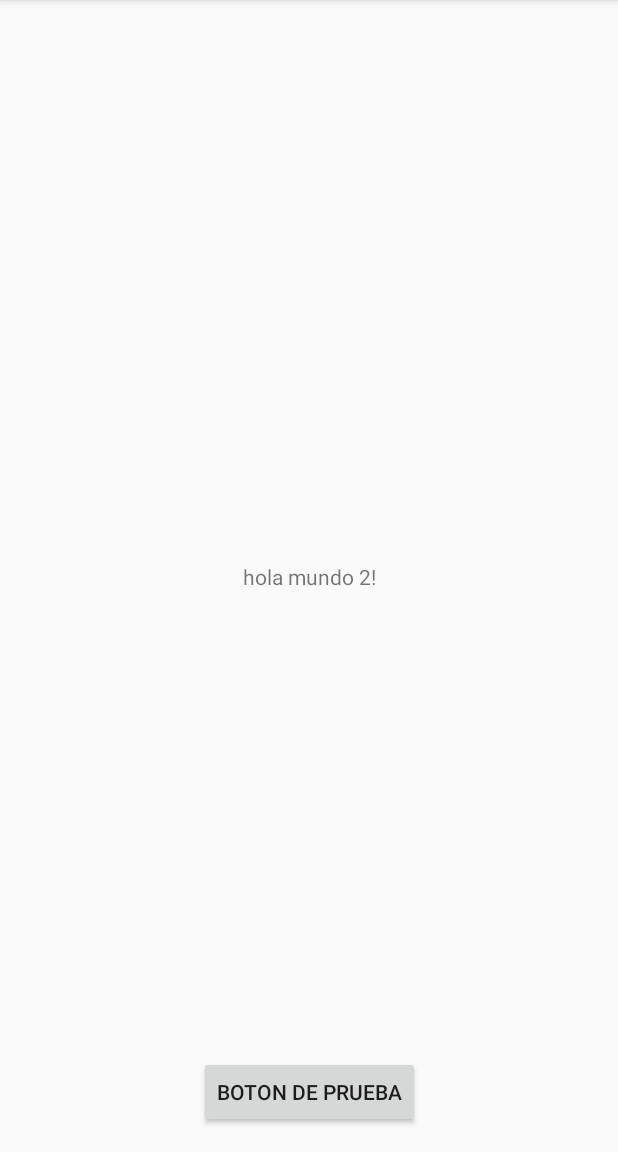
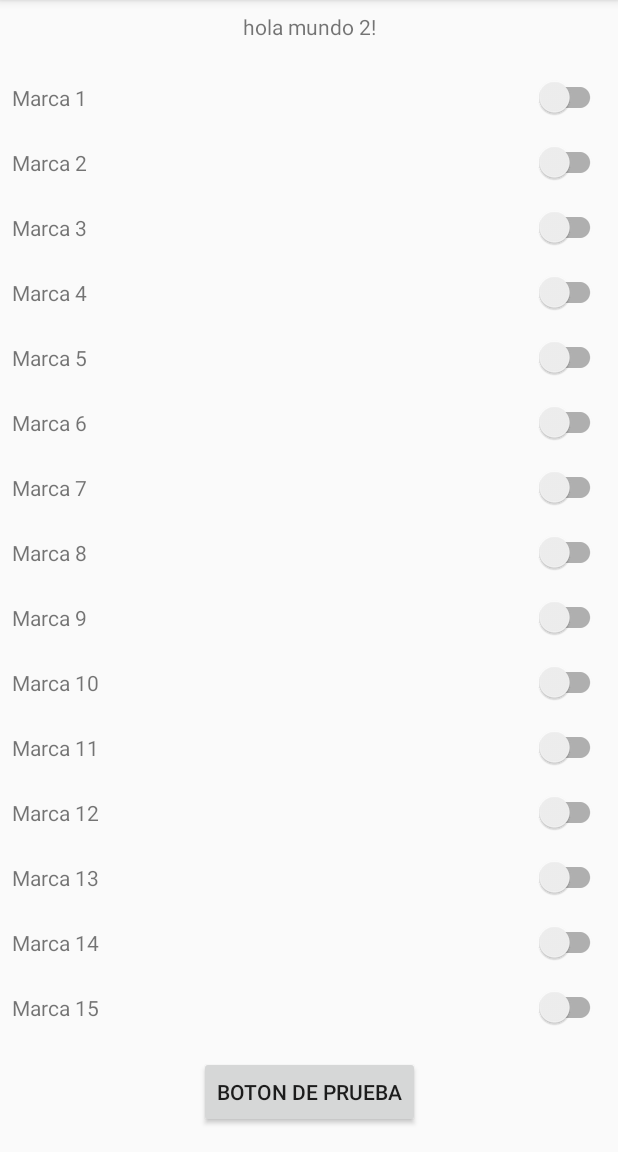
Before and after one commit to PedroJaen/PruebasKotlin, an Android app: the screen it shows after launch (MainActivity), on a phone screen of 412 x 824 dp, the part 84-1236 px from its top. Run offline under Robolectric (Android 15) with nearby library versions, the phone set to English and light mode, and no system bars.

```diff
--- a/app/build.gradle
+++ b/app/build.gradle
@@ -32,4 +32,6 @@ dependencies {
     testImplementation 'junit:junit:4.12'
     androidTestImplementation 'androidx.test:runner:1.1.1'
     androidTestImplementation 'androidx.test.espresso:espresso-core:3.1.1'
+    implementation 'androidx.recyclerview:recyclerview:1.0.0'
+    implementation 'androidx.cardview:cardview:1.0.0'
 }
--- a/app/src/main/AndroidManifest.xml
+++ b/app/src/main/AndroidManifest.xml
@@ -9,7 +9,7 @@
         android:roundIcon="@mipmap/ic_launcher_round"
         android:supportsRtl="true"
         android:theme="@style/AppTheme">
-        <activity android:name=".MainActivity">
+        <activity android:name=".Activity.MainActivity">
             <intent-filter>
                 <action android:name="android.intent.action.MAIN" />
 
--- /dev/null
+++ b/app/src/main/java/com/nagasia/pruebaskotlin/Activity/MainActivity.kt
@@ -0,0 +1,40 @@
+package com.nagasia.pruebaskotlin.Activity
+
+import androidx.appcompat.app.AppCompatActivity
+import android.os.Bundle
+import android.widget.LinearLayout
+import android.widget.Toast
+import androidx.recyclerview.widget.LinearLayoutManager
+import com.nagasia.pruebaskotlin.model.CarModel
+import com.nagasia.pruebaskotlin.R
+import com.nagasia.pruebaskotlin.adapter.CarAdapter
+import kotlinx.android.synthetic.main.activity_main.*
+
+class MainActivity : AppCompatActivity() {
+
+    private var carList: MutableList<CarModel> = mutableListOf()
+
+    override fun onCreate(savedInstanceState: Bundle?) {
+        super.onCreate(savedInstanceState)
+        setContentView(R.layout.activity_main)
+
+        label.text="hola mundo 2!"
+        button.text="Boton de prueba"
+
+        initCarList()
+
+        mainList.layoutManager=LinearLayoutManager(this)
+        mainList.adapter=CarAdapter(carList,{
+            Toast.makeText(this,it.brand,Toast.LENGTH_SHORT).show()
+        })
+    }
+
+    private fun initCarList(){
+        carList=(1..100).map{
+            CarModel(
+                brand = "Marca " + it.toString(),
+                id = it.toString()
+            )
+        }.toMutableList()
+    }
+}
--- a/app/src/main/java/com/nagasia/pruebaskotlin/MainActivity.kt
+++ /dev/null
@@ -1,16 +0,0 @@
-package com.nagasia.pruebaskotlin
-
-import androidx.appcompat.app.AppCompatActivity
-import android.os.Bundle
-import kotlinx.android.synthetic.main.activity_main.*
-
-class MainActivity : AppCompatActivity() {
-
-    override fun onCreate(savedInstanceState: Bundle?) {
-        super.onCreate(savedInstanceState)
-        setContentView(R.layout.activity_main)
-
-        label.text="hola mundo 2!"
-        button.text="Boton de prueba"
-    }
-}
--- /dev/null
+++ b/app/src/main/java/com/nagasia/pruebaskotlin/adapter/CarAdapter.kt
@@ -0,0 +1,43 @@
+package com.nagasia.pruebaskotlin.adapter
+
+import android.view.LayoutInflater
+import android.view.View
+import android.view.ViewGroup
+import androidx.recyclerview.widget.RecyclerView
+import com.nagasia.pruebaskotlin.R
+import com.nagasia.pruebaskotlin.model.CarModel
+import kotlinx.android.synthetic.main.row_car.view.*
+
+
+class CarAdapter(val items:List<CarModel>, val listener: (CarModel) -> Unit)
+    : RecyclerView.Adapter<CarAdapter.CarViewHolder>(){
+
+    class CarViewHolder(itemView: View) : RecyclerView.ViewHolder(itemView) {
+        val brandLabel = itemView.rowCarBrandLabel
+        val check = itemView.rowCarSwitch
+    }
+
+    override fun onCreateViewHolder(parent: ViewGroup, viewType: Int): CarViewHolder {
+        return CarViewHolder(
+            LayoutInflater.from(parent.context).inflate(
+            R.layout.row_car, parent, false))
+    }
+
+    override fun getItemCount(): Int {
+        return items.size
+    }
+
+    override fun onBindViewHolder(holder: CarViewHolder, position: Int) {
+        val car = items.get(position)
+        holder.brandLabel.text = car.brand
+        holder.check.isChecked = car.isSelected
+        holder.itemView.setOnClickListener {
+            holder.check.performClick()
+        }
+        holder.check.setOnCheckedChangeListener { _, isChecked ->
+            car.isSelected = isChecked
+            listener(car)
+        }
+    }
+
+}
--- /dev/null
+++ b/app/src/main/java/com/nagasia/pruebaskotlin/adapter/CustomCarAdapter.kt
@@ -0,0 +1,53 @@
+package com.nagasia.pruebaskotlin.adapter
+
+import android.view.LayoutInflater
+import android.view.View
+import android.view.ViewGroup
+import androidx.recyclerview.widget.RecyclerView
+import com.nagasia.pruebaskotlin.R
+import com.nagasia.pruebaskotlin.model.CarModel
+import kotlinx.android.synthetic.main.row_car.view.*
+
+class CustomCarAdapter(val items:List<CarModel>,val listener: CustomListener)
+    :RecyclerView.Adapter<CustomCarAdapter.CarViewHolder>(){
+
+    override fun onCreateViewHolder(parent: ViewGroup, viewType: Int): CarViewHolder {
+        return CarViewHolder(LayoutInflater.from(parent.context).inflate(
+            R.layout.row_car, parent, false))
+    }
+
+    override fun getItemCount(): Int {
+        return items.size
+    }
+
+    override fun onBindViewHolder(holder: CarViewHolder, position: Int) {
+        val car = items.get(position)
+        holder.brandLabel.text = car.brand
+        holder.check.isChecked = car.isSelected
+        holder.itemView.setOnClickListener {
+            holder.check.performClick()
+        }
+
+        holder.itemView.setOnLongClickListener {
+            listener.longClickOnCarItem(car)
+            true
+        }
+
+        holder.check.setOnCheckedChangeListener { _, isChecked ->
+            car.isSelected = isChecked
+            listener.clickOnCarItem(car)
+        }
+    }
+
+    interface CustomListener {
+        fun clickOnCarItem(carModel: CarModel)
+        fun longClickOnCarItem(carModel: CarModel)
+    }
+
+    class CarViewHolder(itemView: View) : RecyclerView.ViewHolder(itemView) {
+        val brandLabel = itemView.rowCarBrandLabel
+        val check = itemView.rowCarSwitch
+    }
+
+
+}
--- /dev/null
+++ b/app/src/main/java/com/nagasia/pruebaskotlin/model/CarModel.kt
@@ -0,0 +1,5 @@
+package com.nagasia.pruebaskotlin.model
+
+class CarModel(var brand: String, var id: String) : ISelectable {
+    override var isSelected: Boolean = false
+}
--- /dev/null
+++ b/app/src/main/java/com/nagasia/pruebaskotlin/model/ISelectable.kt
@@ -0,0 +1,5 @@
+package com.nagasia.pruebaskotlin.model
+
+interface ISelectable {
+    var isSelected: Boolean
+}
--- a/app/src/main/res/layout/activity_main.xml
+++ b/app/src/main/res/layout/activity_main.xml
@@ -4,17 +4,35 @@
     xmlns:tools="http://schemas.android.com/tools"
     android:layout_width="match_parent"
     android:layout_height="match_parent"
-    tools:context=".MainActivity">
+    android:orientation="vertical"
+    tools:context=".Activity.MainActivity">
 
     <TextView
         android:id="@+id/label"
         android:layout_width="wrap_content"
         android:layout_height="wrap_content"
         android:text="Hello World!"
-        app:layout_constraintBottom_toBottomOf="parent"
         app:layout_constraintLeft_toLeftOf="parent"
         app:layout_constraintRight_toRightOf="parent"
-        app:layout_constraintTop_toTopOf="parent" />
+        app:layout_constraintTop_toTopOf="parent"
+        android:padding="8dp"/>
+
+    <LinearLayout
+        android:layout_width="match_parent"
+        android:layout_height="0dp"
+        app:layout_constraintVertical_weight="1"
+        app:layout_constraintTop_toBottomOf="@id/label"
+        app:layout_constraintBottom_toTopOf="@id/button"
+        android:layout_marginBottom="8dp"
+        android:layout_marginTop="8dp">
+
+        <androidx.recyclerview.widget.RecyclerView
+            android:id="@+id/mainList"
+            android:layout_width="match_parent"
+            android:layout_height="match_parent"
+            tools:listitem="@layout/row_car" />
+
+    </LinearLayout>
 
     <Button
         android:id="@+id/button"
--- /dev/null
+++ b/app/src/main/res/layout/row_car.xml
@@ -0,0 +1,27 @@
+<?xml version="1.0" encoding="utf-8"?>
+<RelativeLayout
+    xmlns:android="http://schemas.android.com/apk/res/android"
+    android:layout_width="wrap_content"
+    android:layout_height="wrap_content"
+    android:orientation="vertical"
+    android:padding="8dp">
+
+    <androidx.appcompat.widget.SwitchCompat
+        android:id="@+id/rowCarSwitch"
+        android:layout_width="wrap_content"
+        android:layout_height="wrap_content"
+        android:layout_alignParentEnd="true"
+        android:layout_alignParentRight="true"/>
+
+    <TextView
+        android:id="@+id/rowCarBrandLabel"
+        android:layout_width="match_parent"
+        android:layout_height="wrap_content"
+        android:layout_alignBaseline="@id/rowCarSwitch"
+        android:layout_alignParentLeft="true"
+        android:layout_alignParentStart="true"
+        android:layout_toLeftOf="@id/rowCarSwitch"
+        android:layout_toStartOf="@id/rowCarSwitch"
+        android:text="Test"/>
+
+</RelativeLayout>
```
